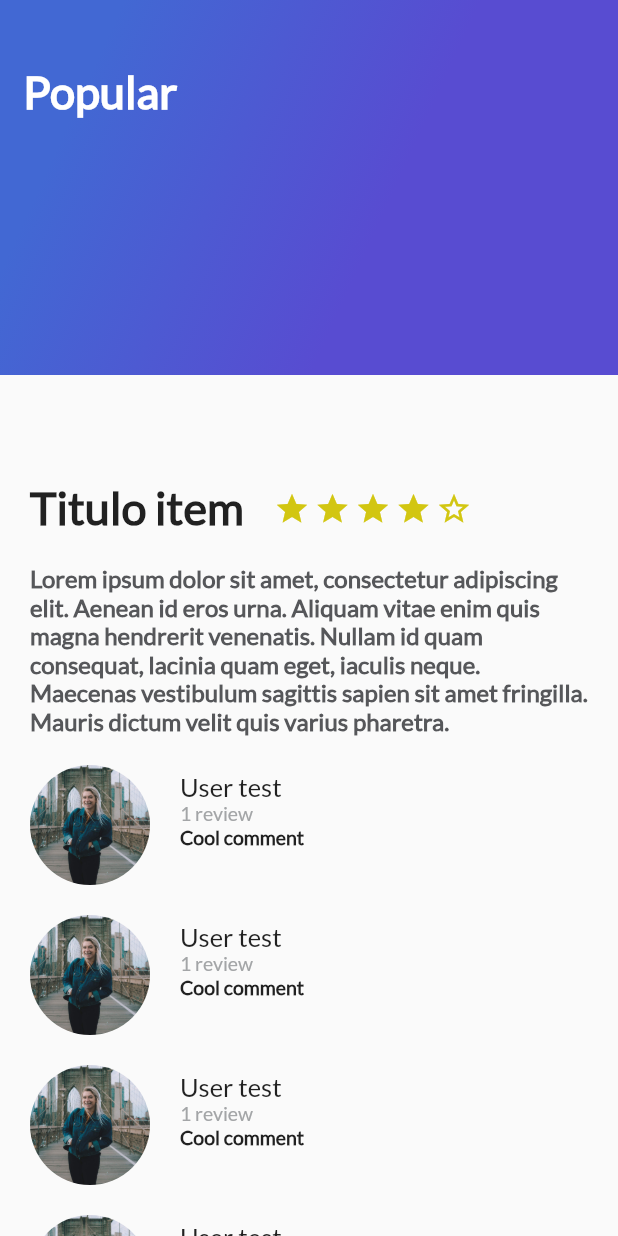
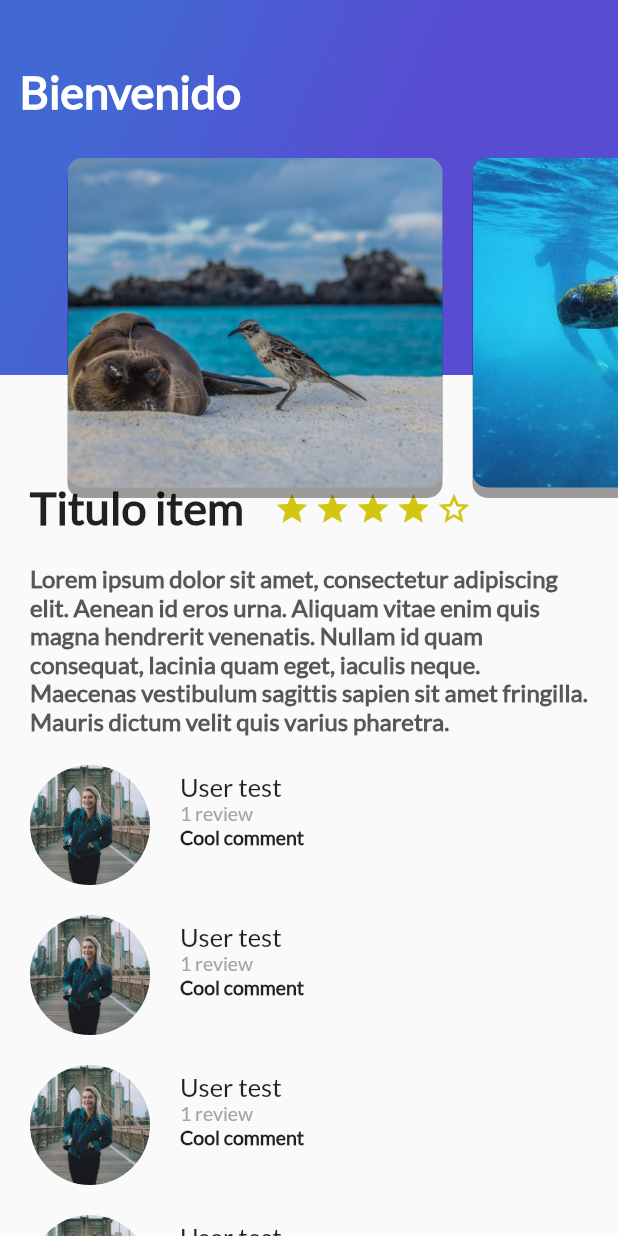
Before and after one commit to alvaro-barrera/flutter-review, a Flutter app: the screen it shows after launch, on a phone screen of 412 x 824 dp. Run offline on Flutter 3.47's test engine with Material 2 defaults, Android fonts, the phone set to English and light mode, and no system bars.

Commit message:
GradientBack(Popular)

```diff
--- /dev/null
+++ b/lib/header_appbar.dart
@@ -0,0 +1,17 @@
+import 'package:flutter/material.dart';
+import 'package:platzi_trips_app/card_image_list.dart';
+import 'package:platzi_trips_app/gradient_back.dart';
+
+class HeaderAppBar extends StatelessWidget {
+  @override
+
+  Widget build(BuildContext context) {
+    // TODO: implement build
+    return Stack(
+      children: [
+        GradientBack("Bienvenido"),
+        CardImageList()
+      ],
+    );
+  }
+}
--- a/lib/main.dart
+++ b/lib/main.dart
@@ -1,6 +1,7 @@
 
 import 'package:flutter/material.dart';
 import 'package:platzi_trips_app/gradient_back.dart';
+import 'package:platzi_trips_app/header_appbar.dart';
 import 'package:platzi_trips_app/review_list.dart';
 import 'description_place.dart';
 void main() {
@@ -35,7 +36,7 @@ class MyApp extends StatelessWidget {
                 ReviewList()
               ],
             ),
-            GradientBack("Popular")
+            HeaderAppBar()
           ],
         ),
       ),
```
